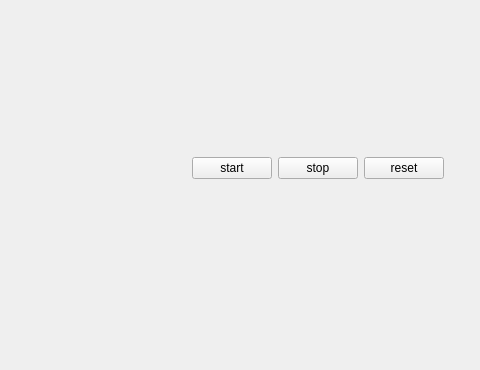
The window that kep.ui (jens-j/krijseenprijs) describes before a commit, drawn with Qt 5; both pictures show x 320 to 800 and y 0 to 370 of the 800 by 600 pixel window.
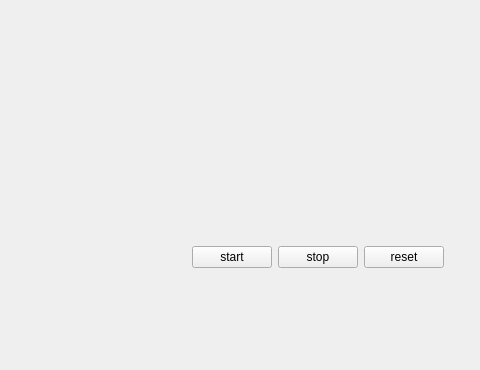
The same window after the commit. Custom widgets are drawn as their Qt base class.

Commit message: added power plot

What changed in the file:
```diff
--- a/kep.ui
+++ b/kep.ui
@@ -62,7 +62,7 @@
          <property name="sizePolicy">
           <sizepolicy hsizetype="Preferred" vsizetype="Preferred">
            <horstretch>0</horstretch>
-           <verstretch>1</verstretch>
+           <verstretch>2</verstretch>
           </sizepolicy>
          </property>
          <layout class="QHBoxLayout" name="horizontalLayout_4">
```
Left out of the diff: 10 changed lines with no effect on the pictures. The commit also changes 1 other file.
